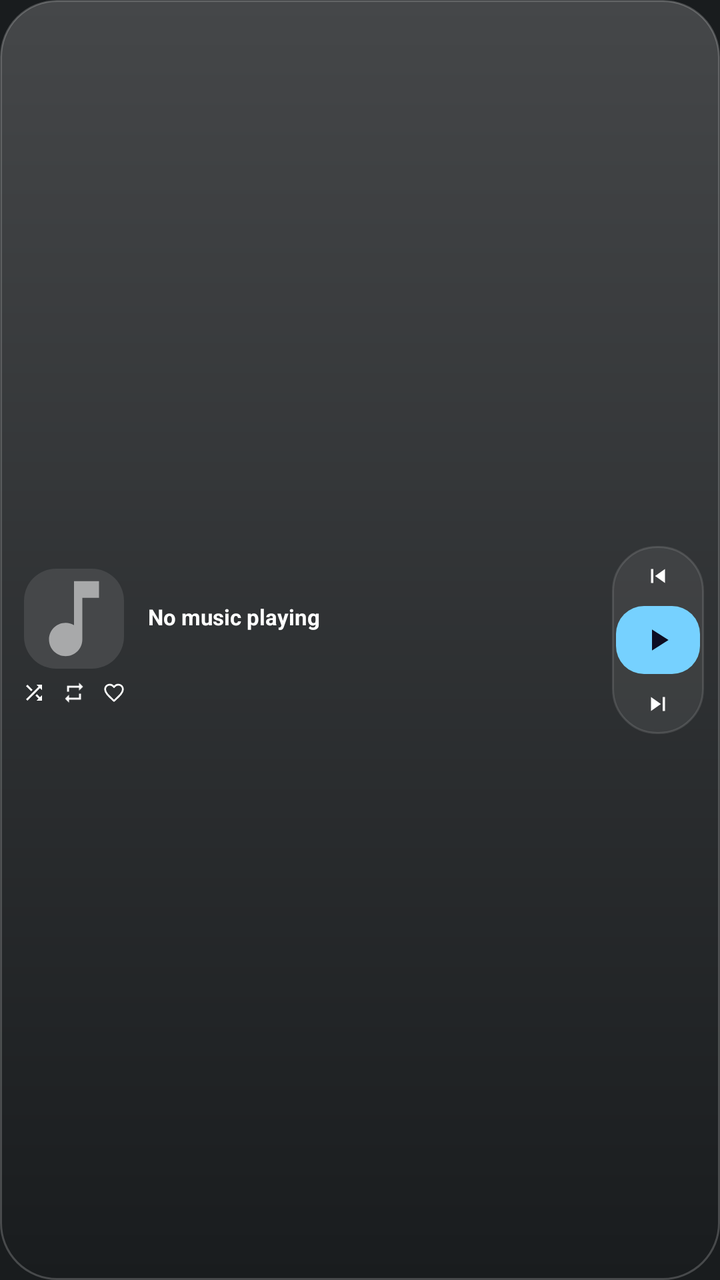
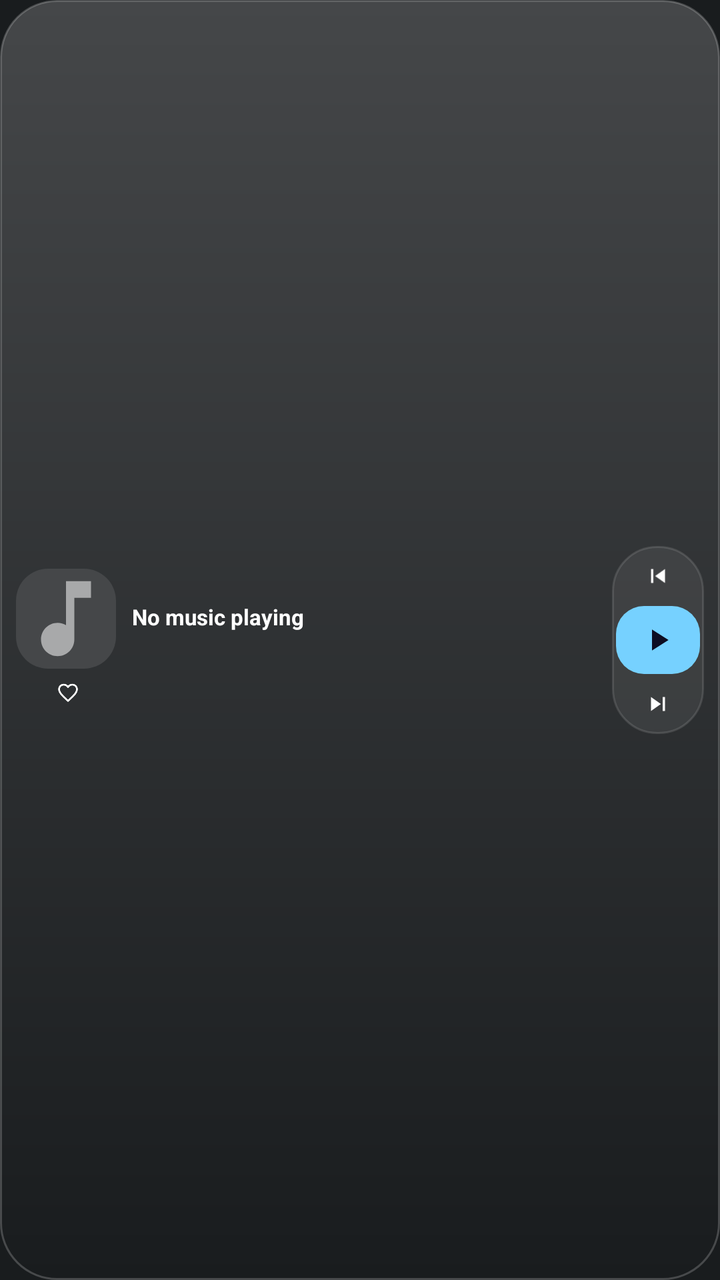

An Android layout rendered at two revisions. The XML below is the earlier revision; the diff shows what the commit changed to produce the second picture.
<!-- AndroidManifest.xml: application theme android:Theme.DeviceDefault -->
<!-- res/layout/widget_music_small.xml -->
<?xml version="1.0" encoding="utf-8"?>
<LinearLayout xmlns:android="http://schemas.android.com/apk/res/android"
    android:id="@+id/widgetRoot"
    android:layout_width="match_parent"
    android:layout_height="match_parent"
    android:background="@drawable/widget_bg"
    android:orientation="horizontal"
    android:padding="8dp"
    android:gravity="center_vertical">

    
    <LinearLayout
        android:layout_width="wrap_content"
        android:layout_height="wrap_content"
        android:orientation="vertical"
        android:gravity="center_horizontal">

        <ImageView
            android:id="@+id/albumArt"
            android:layout_width="50dp"
            android:layout_height="50dp"
            android:scaleType="centerCrop"
            android:background="@drawable/album_art_bg"
            android:src="@drawable/ic_music_note"/>

        <LinearLayout
            android:layout_width="wrap_content"
            android:layout_height="wrap_content"
            android:layout_marginTop="3dp"
            android:orientation="horizontal"
            android:gravity="center_vertical">

            <ImageView
                android:id="@+id/btnShuffle"
                android:layout_width="18dp"
                android:layout_height="18dp"
                android:src="@drawable/ic_shuffle"
                android:background="@drawable/ripple_cell_sm"
                android:scaleType="centerInside"
                android:padding="3dp"/>

            <ImageView
                android:id="@+id/btnRepeat"
                android:layout_width="18dp"
                android:layout_height="18dp"
                android:layout_marginStart="2dp"
                android:src="@drawable/ic_repeat"
                android:background="@drawable/ripple_cell_sm"
                android:scaleType="centerInside"
                android:padding="3dp"/>

            <ImageView
                android:id="@+id/btnLike"
                android:layout_width="18dp"
                android:layout_height="18dp"
                android:layout_marginStart="2dp"
                android:src="@drawable/ic_heart_outline"
                android:background="@drawable/ripple_cell_sm"
                android:scaleType="centerInside"
                android:padding="3dp"/>

        </LinearLayout>

    </LinearLayout>

    
    <LinearLayout
        android:layout_width="0dp"
        android:layout_height="wrap_content"
        android:layout_weight="1"
        android:layout_marginStart="8dp"
        android:layout_marginEnd="6dp"
        android:orientation="vertical"
        android:gravity="center_vertical">

        <TextView
            android:id="@+id/songTitle"
            android:layout_width="match_parent"
            android:layout_height="wrap_content"
            android:text="No music playing"
            android:textColor="#FFFFFFFF"
            android:textSize="11sp"
            android:textStyle="bold"
            android:maxLines="2"
            android:ellipsize="end"
            android:autoSizeTextType="uniform"
            android:autoSizeMinTextSize="8sp"
            android:autoSizeMaxTextSize="12sp"/>

        <TextView
            android:id="@+id/artistName"
            android:layout_width="match_parent"
            android:layout_height="wrap_content"
            android:text=""
            android:textColor="#CCFFFFFF"
            android:textSize="9sp"
            android:maxLines="2"
            android:ellipsize="end"
            android:autoSizeTextType="uniform"
            android:autoSizeMinTextSize="7sp"
            android:autoSizeMaxTextSize="10sp"/>

        <TextView
            android:id="@+id/albumName"
            android:layout_width="match_parent"
            android:layout_height="wrap_content"
            android:text=""
            android:textColor="#99FFFFFF"
            android:textSize="8sp"
            android:maxLines="1"
            android:ellipsize="end"
            android:autoSizeTextType="uniform"
            android:autoSizeMinTextSize="7sp"
            android:autoSizeMaxTextSize="9sp"/>

    </LinearLayout>

    
    <LinearLayout
        android:layout_width="46dp"
        android:layout_height="wrap_content"
        android:background="@drawable/dock_bg"
        android:orientation="vertical"
        android:padding="2dp"
        android:gravity="center">

        <ImageView
            android:id="@+id/btnPrev"
            android:layout_width="42dp"
            android:layout_height="26dp"
            android:src="@drawable/ic_skip_previous"
            android:background="@drawable/ripple_cell"
            android:scaleType="centerInside"
            android:padding="6dp"/>

        <ImageView
            android:id="@+id/btnPlayPause"
            android:layout_width="42dp"
            android:layout_height="34dp"
            android:layout_marginTop="2dp"
            android:src="@drawable/ic_play"
            android:background="@drawable/play_pill"
            android:scaleType="centerInside"
            android:padding="8dp"/>

        <ImageView
            android:id="@+id/btnNext"
            android:layout_width="42dp"
            android:layout_height="26dp"
            android:layout_marginTop="2dp"
            android:src="@drawable/ic_skip_next"
            android:background="@drawable/ripple_cell"
            android:scaleType="centerInside"
            android:padding="6dp"/>

    </LinearLayout>

</LinearLayout>
<!-- resources referenced by this layout -->
<resources>
  <!-- drawable album_art_bg (drawable) -->
  <?xml version="1.0" encoding="utf-8"?>
  <shape xmlns:android="http://schemas.android.com/apk/res/android">
      <solid android:color="#33FFFFFF"/>
      <corners android:radius="16dp"/>
  </shape>
  <!-- drawable dock_bg (drawable) -->
  <?xml version="1.0" encoding="utf-8"?>
  <shape xmlns:android="http://schemas.android.com/apk/res/android">
      <solid android:color="#12FFFFFF"/>
      <corners android:radius="22dp"/>
      <stroke
          android:width="1dp"
          android:color="#1FFFFFFF"/>
  </shape>
  <!-- drawable ic_music_note (drawable) -->
  <vector xmlns:android="http://schemas.android.com/apk/res/android"
      android:width="24dp" android:height="24dp"
      android:viewportWidth="24" android:viewportHeight="24">
      <path android:fillColor="#88FFFFFF"
          android:pathData="M12,3v10.55c-0.59,-0.34 -1.27,-0.55 -2,-0.55 -2.21,0 -4,1.79 -4,4s1.79,4 4,4 4,-1.79 4,-4V7h4V3h-6z"/>
  </vector>
  <!-- drawable ic_play (drawable) -->
  <vector xmlns:android="http://schemas.android.com/apk/res/android"
      android:width="24dp" android:height="24dp"
      android:viewportWidth="24" android:viewportHeight="24">
      <path android:fillColor="#FF0D0D22"
          android:pathData="M8,5v14l11,-7z"/>
  </vector>
  <!-- drawable ic_repeat (drawable) -->
  <vector xmlns:android="http://schemas.android.com/apk/res/android"
      android:width="24dp"
      android:height="24dp"
      android:viewportWidth="24"
      android:viewportHeight="24">
      <path
          android:fillColor="#FFFFFFFF"
          android:pathData="M7,7h10v3l4,-4 -4,-4v3H5v6h2V7zM17,17H7v-3l-4,4 4,4v-3h12v-6h-2v4z"/>
  </vector>
  <!-- drawable ic_shuffle (drawable) -->
  <vector xmlns:android="http://schemas.android.com/apk/res/android"
      android:width="24dp"
      android:height="24dp"
      android:viewportWidth="24"
      android:viewportHeight="24">
      <path
          android:fillColor="#FFFFFFFF"
          android:pathData="M10.59,9.17L5.41,4 4,5.41l5.17,5.17 1.42,-1.41zM14.5,4l2.04,2.04L4,18.59 5.41,20 17.96,7.46 20,9.5V4h-5.5zM14.83,13.41l-1.41,1.41 3.13,3.13L14.5,20H20v-5.5l-2.04,2.04 -3.13,-3.13z"/>
  </vector>
  <!-- drawable ic_skip_next (drawable) -->
  <vector xmlns:android="http://schemas.android.com/apk/res/android"
      android:width="24dp" android:height="24dp"
      android:viewportWidth="24" android:viewportHeight="24">
      <path android:fillColor="#FFFFFFFF"
          android:pathData="M6,18l8.5,-6L6,6v12zM16,6v12h2V6h-2z"/>
  </vector>
  <!-- drawable ic_skip_previous (drawable) -->
  <vector xmlns:android="http://schemas.android.com/apk/res/android"
      android:width="24dp" android:height="24dp"
      android:viewportWidth="24" android:viewportHeight="24">
      <path android:fillColor="#FFFFFFFF"
          android:pathData="M6,6h2v12H6zM9.5,12l8.5,6V6z"/>
  </vector>
  <!-- drawable play_pill (drawable) -->
  <?xml version="1.0" encoding="utf-8"?>
  <selector xmlns:android="http://schemas.android.com/apk/res/android">
      <item android:state_pressed="true">
          <shape android:shape="rectangle">
              <solid android:color="#FFE3BD"/>
              <corners android:radius="14dp"/>
          </shape>
      </item>
      <item>
          <shape android:shape="rectangle">
              <solid android:color="#FFFFFFFF"/>
              <corners android:radius="14dp"/>
          </shape>
      </item>
  </selector>
  <!-- drawable widget_bg (drawable) -->
  <?xml version="1.0" encoding="utf-8"?>
  <shape xmlns:android="http://schemas.android.com/apk/res/android">
      <solid android:color="#E61A1B1F"/>
      <corners android:radius="28dp"/>
      <stroke
          android:width="1dp"
          android:color="#26FFFFFF"/>
  </shape>
  <!-- unchanged entries left out for length: 3 -->
</resources>

<!-- the commit's change to res/layout/widget_music_small.xml (unified diff, before → after) -->
@@ -29,25 +29,6 @@
             android:layout_marginTop="3dp"
             android:orientation="horizontal"
             android:gravity="center_vertical">
-
-            <ImageView
-                android:id="@+id/btnShuffle"
-                android:layout_width="18dp"
-                android:layout_height="18dp"
-                android:src="@drawable/ic_shuffle"
-                android:background="@drawable/ripple_cell_sm"
-                android:scaleType="centerInside"
-                android:padding="3dp"/>
-
-            <ImageView
-                android:id="@+id/btnRepeat"
-                android:layout_width="18dp"
-                android:layout_height="18dp"
-                android:layout_marginStart="2dp"
-                android:src="@drawable/ic_repeat"
-                android:background="@drawable/ripple_cell_sm"
-                android:scaleType="centerInside"
-                android:padding="3dp"/>
 
             <ImageView
                 android:id="@+id/btnLike"
@@ -155,4 +136,16 @@
 
     </LinearLayout>
 
+    
+    <ImageView
+        android:id="@+id/btnShuffle"
+        android:layout_width="0dp"
+        android:layout_height="0dp"
+        android:visibility="gone"/>
+    <ImageView
+        android:id="@+id/btnRepeat"
+        android:layout_width="0dp"
+        android:layout_height="0dp"
+        android:visibility="gone"/>
+
 </LinearLayout>
<!-- resource entries referenced after the edit -->
@@ -28,26 +28,6 @@
       android:viewportWidth="24" android:viewportHeight="24">
       <path android:fillColor="#FF0D0D22"
           android:pathData="M8,5v14l11,-7z"/>
-  </vector>
-  <!-- drawable ic_repeat (drawable) -->
-  <vector xmlns:android="http://schemas.android.com/apk/res/android"
-      android:width="24dp"
-      android:height="24dp"
-      android:viewportWidth="24"
-      android:viewportHeight="24">
-      <path
-          android:fillColor="#FFFFFFFF"
-          android:pathData="M7,7h10v3l4,-4 -4,-4v3H5v6h2V7zM17,17H7v-3l-4,4 4,4v-3h12v-6h-2v4z"/>
-  </vector>
-  <!-- drawable ic_shuffle (drawable) -->
-  <vector xmlns:android="http://schemas.android.com/apk/res/android"
-      android:width="24dp"
-      android:height="24dp"
-      android:viewportWidth="24"
-      android:viewportHeight="24">
-      <path
-          android:fillColor="#FFFFFFFF"
-          android:pathData="M10.59,9.17L5.41,4 4,5.41l5.17,5.17 1.42,-1.41zM14.5,4l2.04,2.04L4,18.59 5.41,20 17.96,7.46 20,9.5V4h-5.5zM14.83,13.41l-1.41,1.41 3.13,3.13L14.5,20H20v-5.5l-2.04,2.04 -3.13,-3.13z"/>
   </vector>
   <!-- drawable ic_skip_next (drawable) -->
   <vector xmlns:android="http://schemas.android.com/apk/res/android"
